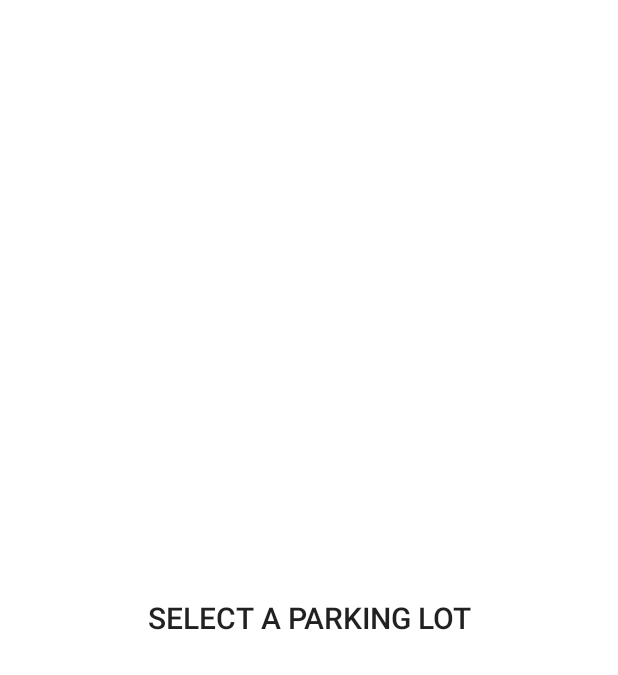
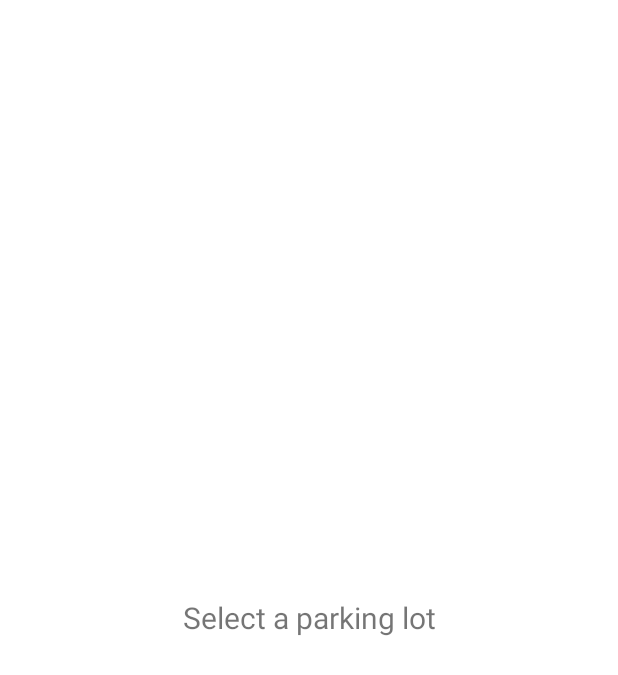
Before and after one commit to SafetyMarcus/ParkTimeAndroi, an Android app: the screen it shows after launch (MainActivity), on a phone screen of 412 x 824 dp. Shown: the top 675 px of the screen. Run offline under Robolectric (Android 15) with nearby library versions, the phone set to English and light mode, and no system bars; libraries missing offline, so code that uses them is left out: com.google.android.gms.

Commit message:
Finxing up transitions

```diff
--- a/app/src/main/java/au/com/parktime/MainActivity.java
+++ b/app/src/main/java/au/com/parktime/MainActivity.java
@@ -6,14 +6,9 @@ import android.content.Intent;
 import android.os.Bundle;
 import android.os.Handler;
 import android.support.v4.app.FragmentActivity;
-import android.transition.AutoTransition;
-import android.transition.Transition;
-import android.util.Pair;
 import android.view.View;
-import android.view.Window;
-import android.widget.Button;
-import com.google.android.gms.common.GooglePlayServicesNotAvailableException;
-import com.google.android.gms.common.GooglePlayServicesRepairableException;
+import android.widget.RelativeLayout;
+import android.widget.TextView;
 import com.google.android.gms.location.places.Place;
 import com.google.android.gms.location.places.ui.PlacePicker;
 
@@ -25,15 +20,9 @@ public class MainActivity extends FragmentActivity
 	protected void onCreate(Bundle savedInstanceState)
 	{
 		super.onCreate(savedInstanceState);
-		getWindow().requestFeature(Window.FEATURE_CONTENT_TRANSITIONS);
-
-		Transition transition = new AutoTransition();
-		getWindow().setSharedElementEnterTransition(transition);
-		getWindow().setSharedElementExitTransition(transition);
-
 
 		setContentView(R.layout.main_activity);
-		Button parkingButton = (Button) findViewById(R.id.parking_button);
+		RelativeLayout parkingButton = (RelativeLayout) findViewById(R.id.parking_button);
 		parkingButton.setOnClickListener(new ParkingClickListener());
 	}
 
@@ -46,15 +35,15 @@ public class MainActivity extends FragmentActivity
 			final Place place = PlacePicker.getPlace(data, this);
 
 			final CharSequence name = place.getName();
-			((Button)findViewById(R.id.parking_button)).setText(name);
+			((TextView) findViewById(R.id.parking_text)).setText(name);
 
 			new Handler().postDelayed(new Runnable()
 			{
 				@Override
 				public void run()
 				{
-					Pair<View, String> pair = new Pair<>(findViewById(R.id.parking_button), getString(R.string.location_transition));
-					Bundle options = ActivityOptions.makeSceneTransitionAnimation(MainActivity.this, pair).toBundle();
+					Bundle options = ActivityOptions.makeSceneTransitionAnimation(MainActivity.this, findViewById(R.id.parking_text),
+							getString(R.string.location_transition)).toBundle();
 					Intent intent = new Intent(MainActivity.this, ParkingAvailabilityActivity.class);
 					intent.putExtra(ParkingAvailabilityActivity.LOCATION, name);
 					startActivity(intent, options);
@@ -70,6 +59,13 @@ public class MainActivity extends FragmentActivity
 		@Override
 		public void onClick(View v)
 		{
+			Bundle options = ActivityOptions.makeSceneTransitionAnimation(MainActivity.this, findViewById(R.id.parking_text),
+					getString(R.string.location_transition)).toBundle();
+			Intent intent = new Intent(MainActivity.this, ParkingAvailabilityActivity.class);
+			intent.putExtra(ParkingAvailabilityActivity.LOCATION, "Townsville");
+//			startActivity(intent);
+			startActivity(intent, options);
+			/*
 			// Construct an intent for the place picker
 			try
 			{
@@ -83,6 +79,7 @@ public class MainActivity extends FragmentActivity
 			{
 				//...
 			}
+			*/
 		}
 	}
 }
--- a/app/src/main/java/au/com/parktime/ParkingAvailabilityActivity.java
+++ b/app/src/main/java/au/com/parktime/ParkingAvailabilityActivity.java
@@ -2,9 +2,6 @@ package au.com.parktime;
 
 import android.os.Bundle;
 import android.support.v4.app.FragmentActivity;
-import android.transition.AutoTransition;
-import android.transition.Transition;
-import android.view.Window;
 import android.widget.TextView;
 
 /**
@@ -18,11 +15,6 @@ public class ParkingAvailabilityActivity extends FragmentActivity
 	protected void onCreate(Bundle savedInstanceState)
 	{
 		super.onCreate(savedInstanceState);
-		getWindow().requestFeature(Window.FEATURE_CONTENT_TRANSITIONS);
-
-		Transition transition = new AutoTransition();
-		getWindow().setSharedElementEnterTransition(transition);
-		getWindow().setSharedElementExitTransition(transition);
 
 		setContentView(R.layout.parking_availability_activity);
 		String location = getIntent().getExtras().getString(LOCATION);
--- a/app/src/main/res/layout/main_activity.xml
+++ b/app/src/main/res/layout/main_activity.xml
@@ -1,11 +1,18 @@
-<Button xmlns:android="http://schemas.android.com/apk/res/android"
-        android:id="@+id/parking_button"
+<RelativeLayout xmlns:android="http://schemas.android.com/apk/res/android"
+                android:id="@+id/parking_button"
+                android:layout_width="match_parent"
+                android:layout_height="match_parent"
+                android:background="@drawable/white_selector">
+
+    <TextView
+        android:id="@+id/parking_text"
         android:layout_width="match_parent"
-        android:layout_height="match_parent"
-        android:layout_alignParentBottom="true"
+        android:layout_height="wrap_content"
         android:transitionName="@string/location_transition"
-        android:elevation="4dp"
+        android:layout_centerInParent="true"
+        android:clickable="false"
         android:text="Select a parking lot"
         android:textSize="20sp"
-        android:gravity="center"
-        android:background="@drawable/white_selector"/>
+        android:background="@android:color/transparent"
+        android:gravity="center"/>
+</RelativeLayout>
--- /dev/null
+++ b/app/src/main/res/transition/enter_transition.xml
@@ -0,0 +1,10 @@
+<?xml version="1.0" encoding="utf-8"?>
+<transitionSet xmlns:android="http://schemas.android.com/apk/res/android">
+    <slide android:slideEdge="bottom">
+        <targets>
+            <target android:excludeId="@android:id/statusBarBackground"/>
+            <target android:excludeId="@android:id/navigationBarBackground"/>
+        </targets>
+    </slide>
+    <autoTransition/>
+</transitionSet>
--- /dev/null
+++ b/app/src/main/res/transition/exit_transition.xml
@@ -0,0 +1,10 @@
+<?xml version="1.0" encoding="utf-8"?>
+<transitionSet xmlns:android="http://schemas.android.com/apk/res/android">
+    <slide android:slideEdge="top">
+        <targets>
+            <target android:excludeId="@android:id/statusBarBackground"/>
+            <target android:excludeId="@android:id/navigationBarBackground"/>
+        </targets>
+    </slide>
+    <autoTransition/>
+</transitionSet>
--- a/app/src/main/res/values-v21/styles.xml
+++ b/app/src/main/res/values-v21/styles.xml
@@ -4,5 +4,9 @@
         <item name="android:windowContentTransitions">true</item>
         <item name="android:windowAllowEnterTransitionOverlap">true</item>
         <item name="android:windowAllowReturnTransitionOverlap">true</item>
+        <item name="android:windowEnterTransition">@transition/enter_transition</item>
+        <item name="android:windowExitTransition">@transition/exit_transition</item>
+        <item name="android:windowSharedElementExitTransition">@transition/exit_transition</item>
+        <item name="android:windowSharedElementEnterTransition">@transition/enter_transition</item>
     </style>
 </resources>
```
